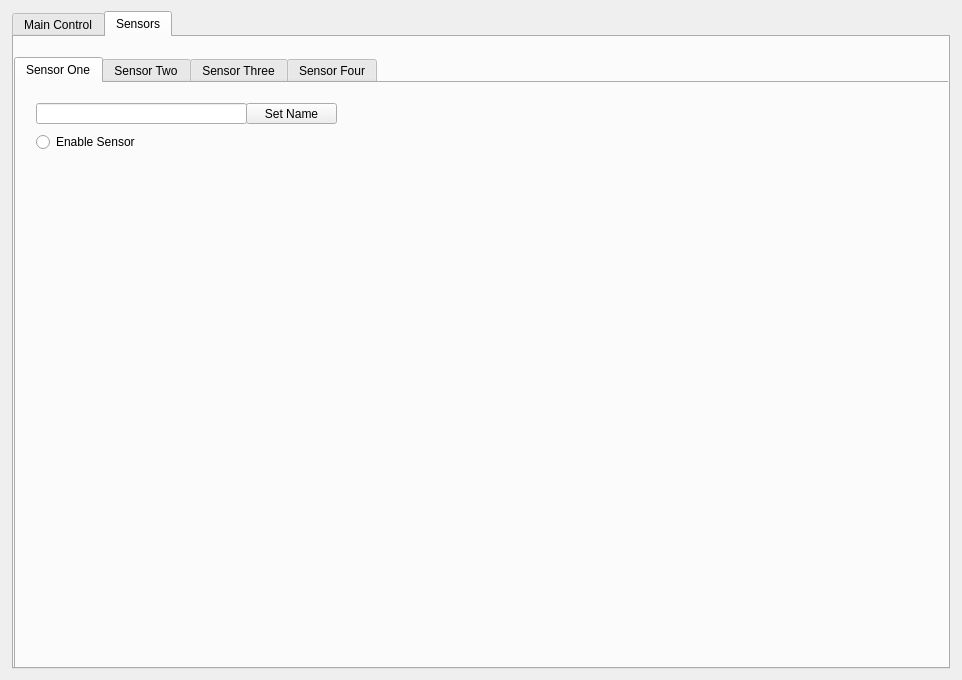
Old version of the form controlBoard/GUI/controlTest.ui in the repository YLGH/BGSProject.
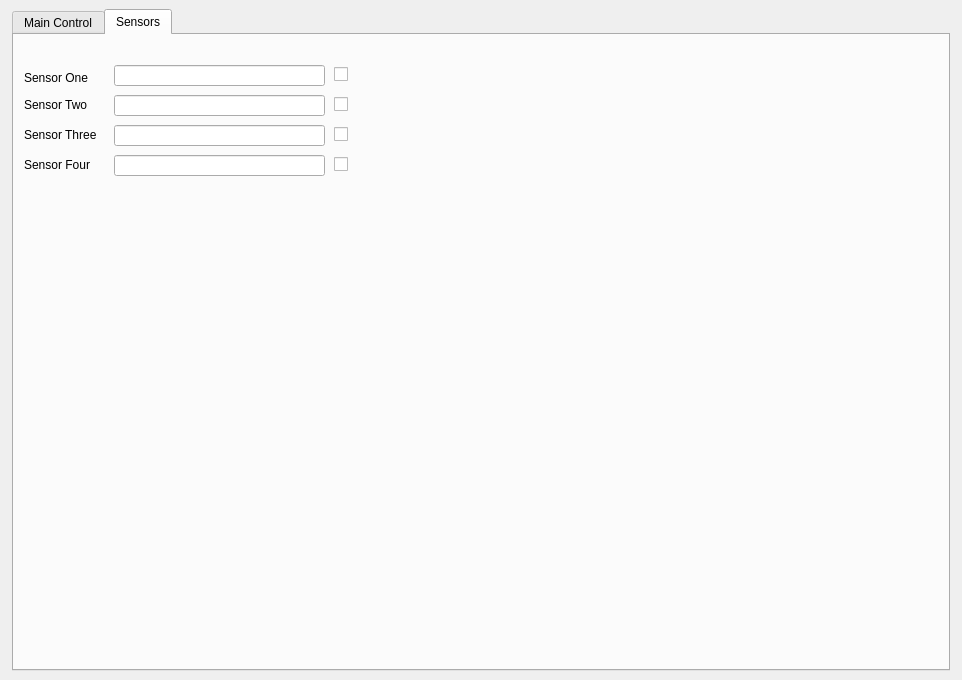
New version of the form. The open tabs and pages were chosen to show the change.

```diff
--- a/controlBoard/GUI/controlTest.ui
+++ b/controlBoard/GUI/controlTest.ui
@@ -37,6 +37,9 @@
        <height>662</height>
       </size>
      </property>
+     <property name="autoFillBackground">
+      <bool>true</bool>
+     </property>
      <property name="currentIndex">
       <number>0</number>
      </property>
@@ -171,27 +174,11 @@
       <attribute name="title">
        <string>Sensors</string>
       </attribute>
-      <widget class="QTabWidget" name="tab_sensors">
-       <property name="geometry">
-        <rect>
-         <x>0</x>
-         <y>20</y>
-         <width>941</width>
-         <height>631</height>
-        </rect>
-       </property>
-       <property name="currentIndex">
-        <number>1</number>
-       </property>
-       <widget class="QWidget" name="sensor_one_tab">
-        <attribute name="title">
-         <string>Sensor One</string>
-        </attribute>
         <widget class="QLineEdit" name="sensor_one_name">
          <property name="geometry">
           <rect>
-           <x>20</x>
-           <y>20</y>
+         <x>100</x>
+         <y>30</y>
            <width>211</width>
            <height>21</height>
           </rect>
@@ -207,70 +194,13 @@
          </property>
          <property name="cursorMoveStyle">
           <enum>Qt::VisualMoveStyle</enum>
-         </property>
-        </widget>
-        <widget class="QPushButton" name="sensor_one_setName">
-         <property name="geometry">
-          <rect>
-           <x>230</x>
-           <y>20</y>
-           <width>91</width>
-           <height>21</height>
-          </rect>
-         </property>
-         <property name="text">
-          <string>Set Name</string>
-         </property>
-        </widget>
-        <widget class="QRadioButton" name="sensor_one_enable">
-         <property name="geometry">
-          <rect>
-           <x>20</x>
-           <y>50</y>
-           <width>111</width>
-           <height>18</height>
-          </rect>
-         </property>
-         <property name="text">
-          <string>Enable Sensor</string>
-         </property>
-        </widget>
-       </widget>
-       <widget class="QWidget" name="sensor_two_tab">
-        <attribute name="title">
-         <string>Sensor Two</string>
-        </attribute>
-        <widget class="QRadioButton" name="sensor_two_enable">
-         <property name="geometry">
-          <rect>
-           <x>20</x>
-           <y>50</y>
-           <width>111</width>
-           <height>18</height>
-          </rect>
-         </property>
-         <property name="text">
-          <string>Enable Sensor</string>
-         </property>
-        </widget>
-        <widget class="QPushButton" name="sensor_two_setName">
-         <property name="geometry">
-          <rect>
-           <x>230</x>
-           <y>20</y>
-           <width>91</width>
-           <height>21</height>
-          </rect>
-         </property>
-         <property name="text">
-          <string>Set Name</string>
          </property>
         </widget>
         <widget class="QLineEdit" name="sensor_two_name">
          <property name="geometry">
           <rect>
-           <x>20</x>
-           <y>20</y>
+         <x>100</x>
+         <y>60</y>
            <width>211</width>
            <height>21</height>
           </rect>
@@ -286,44 +216,13 @@
          </property>
          <property name="cursorMoveStyle">
           <enum>Qt::VisualMoveStyle</enum>
-         </property>
-        </widget>
-       </widget>
-       <widget class="QWidget" name="sensor_three_tab">
-        <attribute name="title">
-         <string>Sensor Three</string>
-        </attribute>
-        <widget class="QRadioButton" name="sensor_three_enable">
-         <property name="geometry">
-          <rect>
-           <x>20</x>
-           <y>50</y>
-           <width>111</width>
-           <height>18</height>
-          </rect>
-         </property>
-         <property name="text">
-          <string>Enable Sensor</string>
-         </property>
-        </widget>
-        <widget class="QPushButton" name="sensor_three_setName">
-         <property name="geometry">
-          <rect>
-           <x>230</x>
-           <y>20</y>
-           <width>91</width>
-           <height>21</height>
-          </rect>
-         </property>
-         <property name="text">
-          <string>Set Name</string>
          </property>
         </widget>
         <widget class="QLineEdit" name="sensor_three_name">
          <property name="geometry">
           <rect>
-           <x>20</x>
-           <y>20</y>
+         <x>100</x>
+         <y>90</y>
            <width>211</width>
            <height>21</height>
           </rect>
@@ -339,44 +238,13 @@
          </property>
          <property name="cursorMoveStyle">
           <enum>Qt::VisualMoveStyle</enum>
-         </property>
-        </widget>
-       </widget>
-       <widget class="QWidget" name="sensor_four_tab">
-        <attribute name="title">
-         <string>Sensor Four</string>
-        </attribute>
-        <widget class="QRadioButton" name="sensor_four_enable">
-         <property name="geometry">
-          <rect>
-           <x>20</x>
-           <y>50</y>
-           <width>111</width>
-           <height>18</height>
-          </rect>
-         </property>
-         <property name="text">
-          <string>Enable Sensor</string>
-         </property>
-        </widget>
-        <widget class="QPushButton" name="sensor_four_setName">
-         <property name="geometry">
-          <rect>
-           <x>230</x>
-           <y>20</y>
-           <width>91</width>
-           <height>21</height>
-          </rect>
-         </property>
-         <property name="text">
-          <string>Set Name</string>
          </property>
         </widget>
         <widget class="QLineEdit" name="sensor_four_name">
          <property name="geometry">
           <rect>
-           <x>20</x>
-           <y>20</y>
+         <x>100</x>
+         <y>120</y>
            <width>211</width>
            <height>21</height>
           </rect>
@@ -394,13 +262,123 @@
           <enum>Qt::VisualMoveStyle</enum>
          </property>
         </widget>
-       </widget>
+      <widget class="QCheckBox" name="check_one">
+       <property name="geometry">
+        <rect>
+         <x>320</x>
+         <y>30</y>
+         <width>21</width>
+         <height>18</height>
+        </rect>
+       </property>
+       <property name="text">
+        <string/>
+       </property>
+      </widget>
+      <widget class="QCheckBox" name="check_two">
+       <property name="geometry">
+        <rect>
+         <x>320</x>
+         <y>60</y>
+         <width>21</width>
+         <height>18</height>
+        </rect>
+       </property>
+       <property name="text">
+        <string/>
+       </property>
+      </widget>
+      <widget class="QCheckBox" name="check_three">
+       <property name="geometry">
+        <rect>
+         <x>320</x>
+         <y>90</y>
+         <width>21</width>
+         <height>18</height>
+        </rect>
+       </property>
+       <property name="text">
+        <string/>
+       </property>
+      </widget>
+      <widget class="QCheckBox" name="check_four">
+       <property name="geometry">
+        <rect>
+         <x>320</x>
+         <y>120</y>
+         <width>21</width>
+         <height>18</height>
+        </rect>
+       </property>
+       <property name="text">
+        <string/>
+       </property>
+      </widget>
+      <widget class="QLabel" name="sensor_one_label">
+       <property name="geometry">
+        <rect>
+         <x>10</x>
+         <y>33</y>
+         <width>81</width>
+         <height>20</height>
+        </rect>
+       </property>
+       <property name="text">
+        <string>Sensor One</string>
+       </property>
+      </widget>
+      <widget class="QLabel" name="sensor_two_label">
+       <property name="geometry">
+        <rect>
+         <x>10</x>
+         <y>60</y>
+         <width>81</width>
+         <height>20</height>
+        </rect>
+       </property>
+       <property name="text">
+        <string>Sensor Two</string>
+       </property>
+      </widget>
+      <widget class="QLabel" name="sensor_three_label">
+       <property name="geometry">
+        <rect>
+         <x>10</x>
+         <y>90</y>
+         <width>81</width>
+         <height>20</height>
+        </rect>
+       </property>
+       <property name="text">
+        <string>Sensor Three</string>
+       </property>
+      </widget>
+      <widget class="QLabel" name="sensor_four_label">
+       <property name="geometry">
+        <rect>
+         <x>10</x>
+         <y>120</y>
+         <width>81</width>
+         <height>20</height>
+        </rect>
+       </property>
+       <property name="text">
+        <string>Sensor Four</string>
+       </property>
       </widget>
      </widget>
     </widget>
    </item>
   </layout>
  </widget>
+ <layoutdefault spacing="6" margin="9"/>
+ <tabstops>
+  <tabstop>start_logging_button</tabstop>
+  <tabstop>stop_logging_button</tabstop>
+  <tabstop>initialize_card_button</tabstop>
+  <tabstop>sample_rate</tabstop>
+  <tabstop>filetype</tabstop>
+ </tabstops>
  <resources/>
  <connections>
   <connection>
```
Left out of the diff: 54 changed lines with no effect on the pictures. Lines whose indentation alone changed are shown as unchanged.
